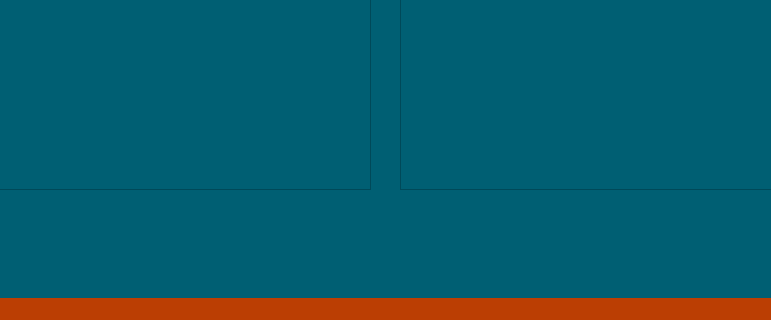
Before: the Qt Designer form Student_UI/Student_Ui.ui in otufan/school-management-system, drawn with Qt 5; both pictures show x 120 to 891 and y 448 to 768 of the 1024 by 768 pixel window.
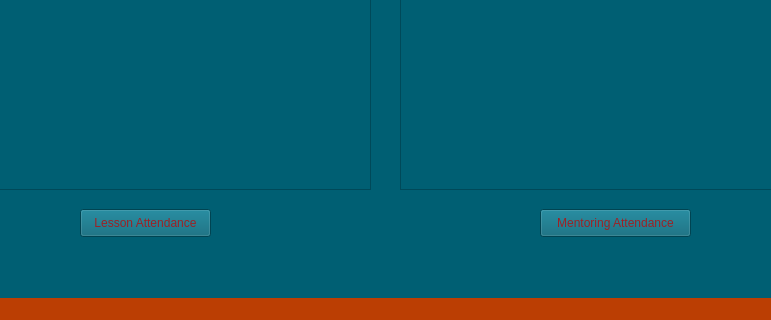
After: the same form once the commit is applied. The open tabs and pages were chosen to show the change.

Commit message: student attendance added

The edit to the form file:
```diff
--- a/Student_UI/Student_Ui.ui
+++ b/Student_UI/Student_Ui.ui
@@ -594,6 +594,32 @@
        </rect>
       </property>
      </widget>
+     <widget class="QPushButton" name="lesson_attendance">
+      <property name="geometry">
+       <rect>
+        <x>200</x>
+        <y>610</y>
+        <width>131</width>
+        <height>28</height>
+       </rect>
+      </property>
+      <property name="text">
+       <string>Lesson Attendance</string>
+      </property>
+     </widget>
+     <widget class="QPushButton" name="mentor_attendance">
+      <property name="geometry">
+       <rect>
+        <x>660</x>
+        <y>610</y>
+        <width>151</width>
+        <height>28</height>
+       </rect>
+      </property>
+      <property name="text">
+       <string>Mentoring Attendance</string>
+      </property>
+     </widget>
     </widget>
     <widget class="QWidget" name="student_to_do">
      <attribute name="title">
```
Left out of the diff: 4 changed lines with no effect on the pictures. The commit also changes 5 other files.
